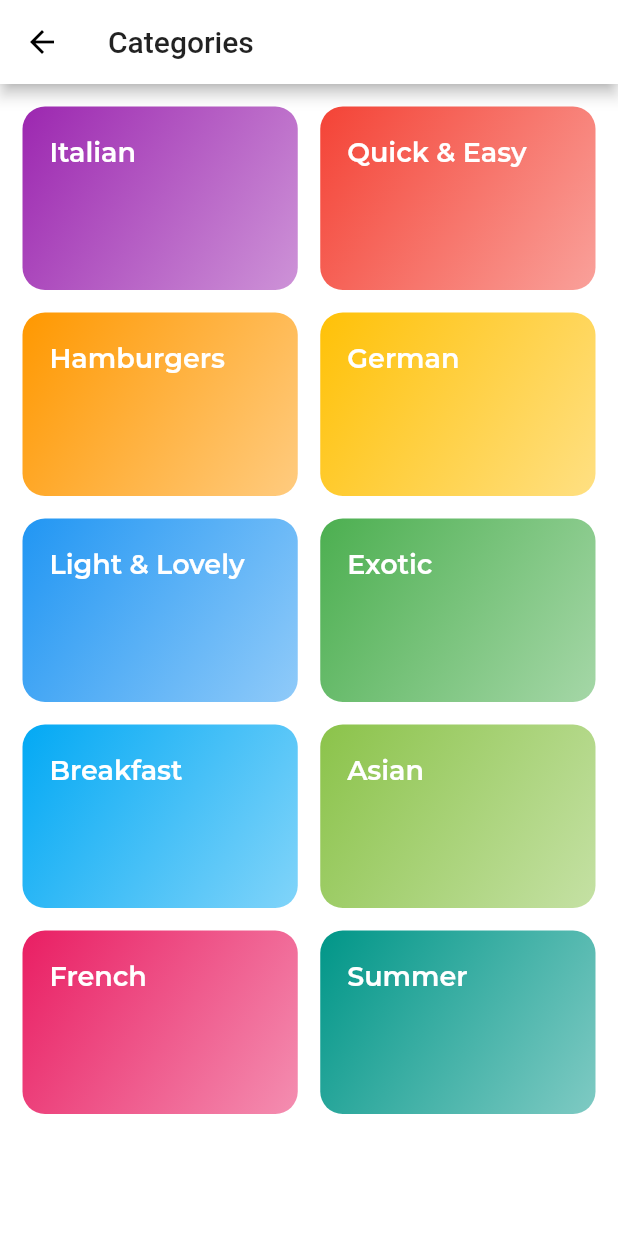
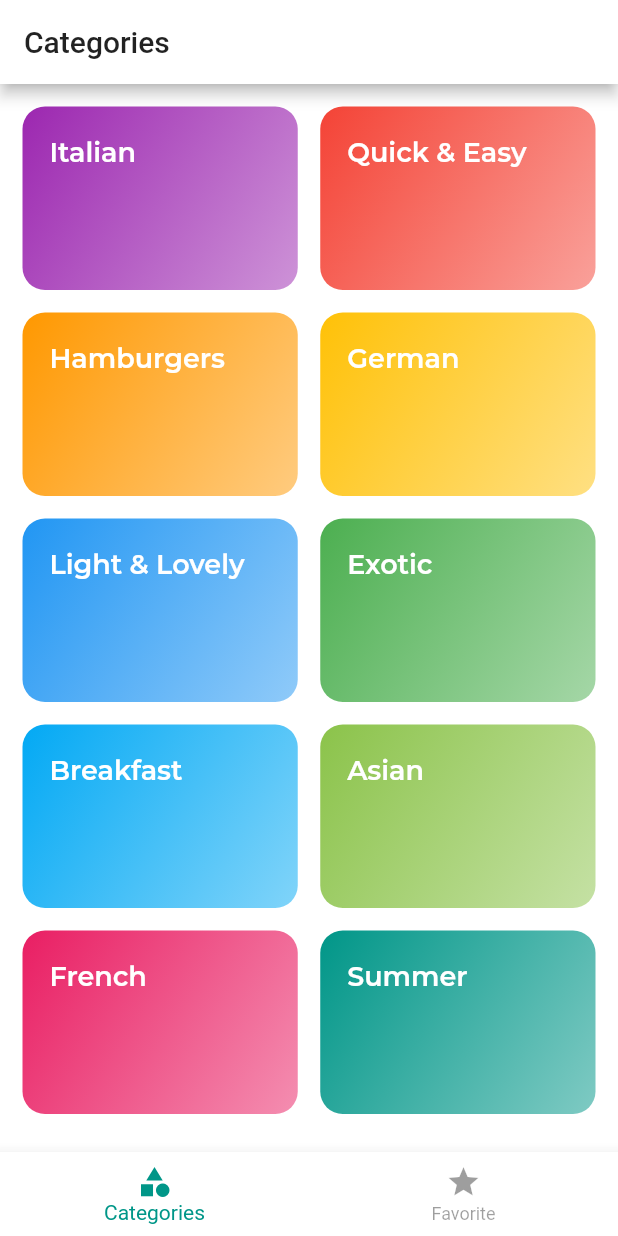
Before and after one commit to tamagossi/flutter-mealapp, a Flutter app: the screen it shows after launch, on a phone screen of 412 x 824 dp. Run offline on Flutter 3.47's test engine with Material 2 defaults, Android fonts, the phone set to English and light mode, and no system bars; our stand-ins replace google_fonts.

Commit message:
feat(): various
* construct home screen which has bottom navigator
* construct meal detail screen

```diff
--- a/lib/main.dart
+++ b/lib/main.dart
@@ -1,7 +1,8 @@
 import 'package:flutter/material.dart';
 import 'package:google_fonts/google_fonts.dart';
 import 'package:mealapp/configs/colors.dart';
-import 'package:mealapp/screens/categories/index.dart';
+import 'package:mealapp/screens/home.dart';
+import 'package:mealapp/screens/categories.dart';
 import 'package:mealapp/screens/meals/detail.dart';
 import 'package:mealapp/screens/meals/index.dart';
 
@@ -14,13 +15,12 @@ class MealApp extends StatelessWidget {
   Widget build(BuildContext context) {
     // TODO: Add implementaion of Cuppertino app
     return MaterialApp(
-      home: MealCategoriesScreen(),
+      home: HomeScreen(),
       title: 'Flutter Demo',
-      initialRoute: MealCategoriesScreen.routeName,
       routes: {
         MealCategoriesScreen.routeName: (ctx) => MealCategoriesScreen(),
+        MealDetailScreen.routeName: (ctx) => MealDetailScreen(),
         MealsScreen.routeName: (ctx) => MealsScreen(),
-        MealDetailScreen.routeName: (ctx) => MealDetailScreen(),
       },
       theme: ThemeData(
         accentColor: Colors.amber,
--- a/lib/screens/categories/index.dart
+++ b/lib/screens/categories.dart
@@ -7,11 +7,8 @@ class MealCategoriesScreen extends StatelessWidget {
 
   @override
   Widget build(BuildContext context) {
-    return Scaffold(
-      appBar: AppBar(
-        title: const Text('Categories'),
-      ),
-      body: GridView(
+    return SafeArea(
+      child: GridView(
         padding: EdgeInsets.all(15),
         children: MEAL_CATEGORY_DUMMIES
             .map(
--- /dev/null
+++ b/lib/screens/home.dart
@@ -0,0 +1,76 @@
+import 'package:flutter/material.dart';
+import 'package:mealapp/screens/categories.dart';
+import 'package:mealapp/screens/favorite.dart';
+
+class HomeScreen extends StatefulWidget {
+  @override
+  _HomeScreenState createState() => _HomeScreenState();
+}
+
+class _HomeScreenState extends State<HomeScreen> {
+  List<Map<String, dynamic>> _screens = [
+    {
+      'screen': MealCategoriesScreen(),
+      'title': 'Categories',
+    },
+    {
+      'screen': FavoriteScreen(),
+      'title': 'Favorite',
+    },
+  ];
+  int _selectedScreen = 0;
+
+  void _setActiveTab(int tabIdx) {
+    setState(() {
+      _selectedScreen = tabIdx;
+    });
+  }
+
+  @override
+  Widget build(BuildContext context) {
+    return DefaultTabController(
+      length: 2,
+      child: Scaffold(
+          appBar: AppBar(
+            title: Text(_screens[_selectedScreen]['title']),
+            // bottom: TabBar(
+            //   tabs: <Widget>[
+            //     Tab(
+            //       icon: Icon(Icons.category),
+            //       text: 'Categories',
+            //     ),
+            //     Tab(
+            //       icon: Icon(Icons.star),
+            //       text: 'Favorite',
+            //     ),
+            //   ],
+            // ),
+          ),
+          bottomNavigationBar: BottomNavigationBar(
+            backgroundColor: Colors.white,
+            currentIndex: _selectedScreen,
+            onTap: _setActiveTab,
+            selectedItemColor: Colors.teal,
+            unselectedItemColor: Colors.black38,
+            items: [
+              BottomNavigationBarItem(
+                icon: Icon(Icons.category),
+                label: 'Categories',
+              ),
+              BottomNavigationBarItem(
+                icon: Icon(Icons.star),
+                label: 'Favorite',
+              ),
+            ],
+          ),
+          body: _screens[_selectedScreen]['screen']
+          // body: TabBarView(
+          //   children: <Widget>[
+          //     MealCategoriesScreen(),
+          //     FavoriteScreen(),
+          //   ],
+          // ),
+          ),
+    );
+  }
+}
--- a/lib/screens/meals/index.dart
+++ b/lib/screens/meals/index.dart
@@ -22,7 +22,8 @@ class MealsScreen extends StatelessWidget {
       appBar: AppBar(
         title: Text(category['title']),
       ),
-      body: ListView.builder(
+      body: SafeArea(
+        child: ListView.builder(
           itemBuilder: (ctx, index) {
             return MoleculeMeal(
               affordability: categoryMeals[index].affordability,
@@ -35,6 +36,7 @@ class MealsScreen extends StatelessWidget {
           },
           itemCount: categoryMeals.length,
         ),
+      ),
     );
   }
 }
```
Also changed, not shown: lib/screens/favorite.dart (added, +10 -0 lines), lib/screens/meals/detail.dart (+11 -27 lines), lib/widgets/molecules/list_info.dart (added, +40 -0 lines). Lines whose indentation alone changed are shown as unchanged.
